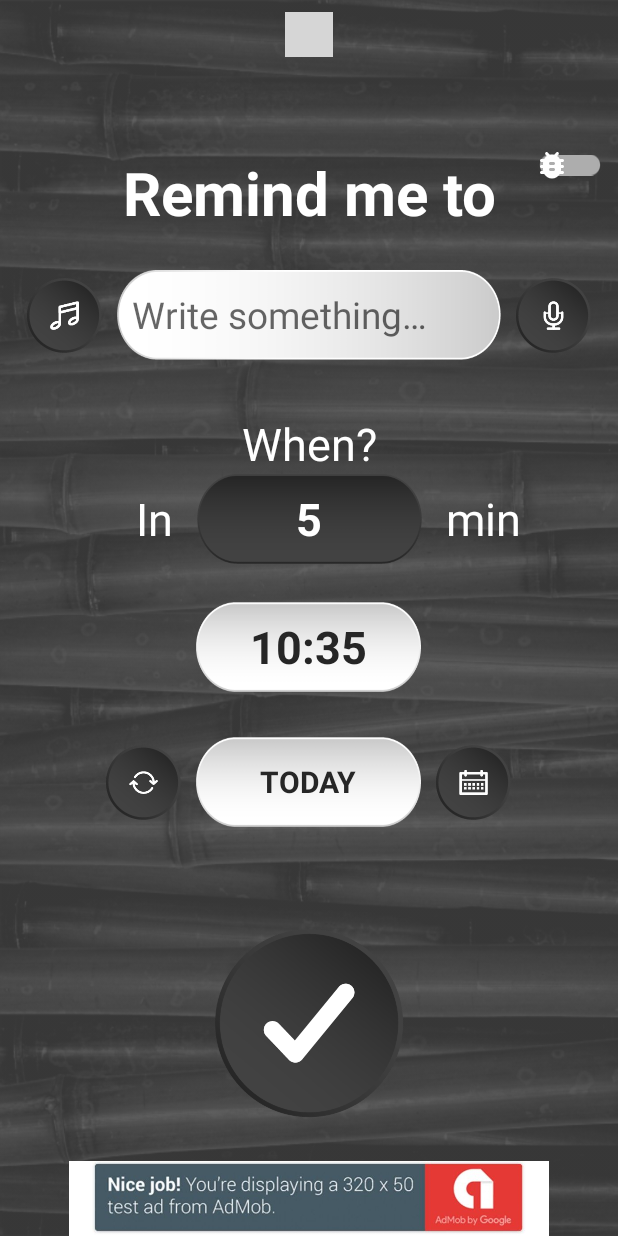
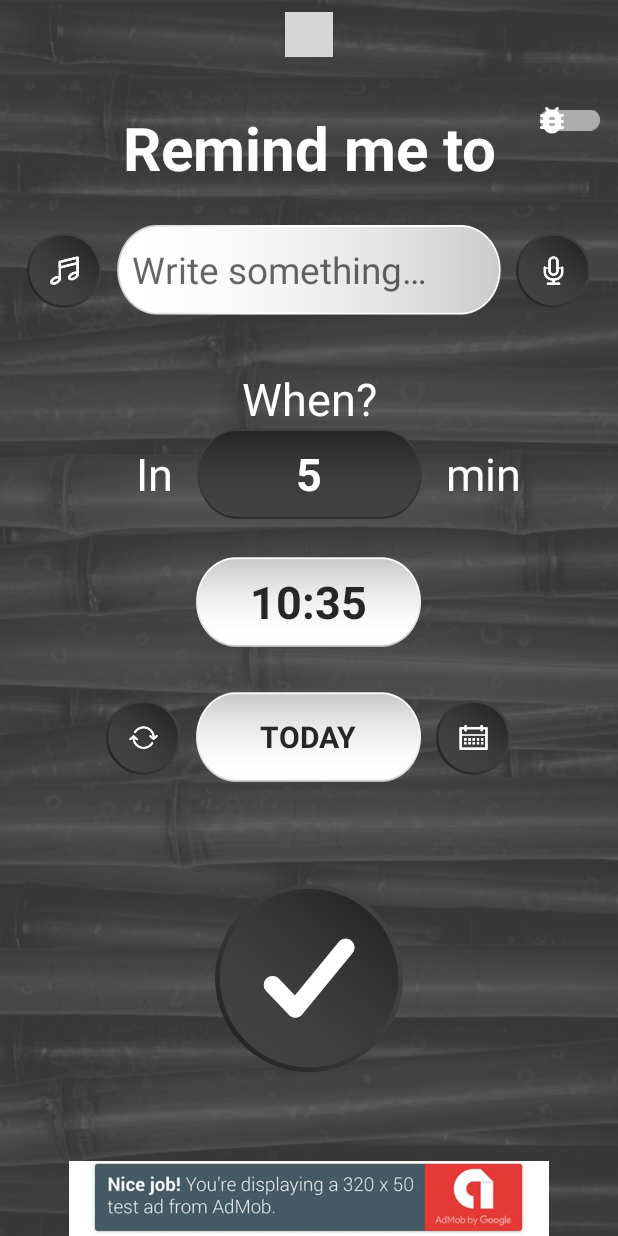
Before and after one commit to YoavGibri/RemindMe, an Android app: the screen it shows after launch (MainActivity), on a phone screen of 412 x 824 dp. Run offline under Robolectric (Android 15) with nearby library versions, the phone set to English and light mode, and no system bars; our stand-ins replace Room's generated code; libraries missing offline, so code that uses them is left out: com.nabinbhandari.android; plain views replace DotsIndicator; 1 statement that could not run was skipped; grey boxes are pictures that could not be loaded.

Commit message:
all layout more up

```diff
--- a/app/src/main/res/layout/activity_main.xml
+++ b/app/src/main/res/layout/activity_main.xml
@@ -62,7 +62,7 @@
         android:id="@+id/viewPager"
         android:layout_width="0dp"
         android:layout_height="0dp"
-        android:layout_marginTop="40dp"
+        android:layout_marginTop="10dp"
         app:layout_constraintBottom_toTopOf="@id/adView"
         app:layout_constraintLeft_toLeftOf="parent"
         app:layout_constraintRight_toRightOf="parent"
```
Also changed, not shown: 2 other files.
